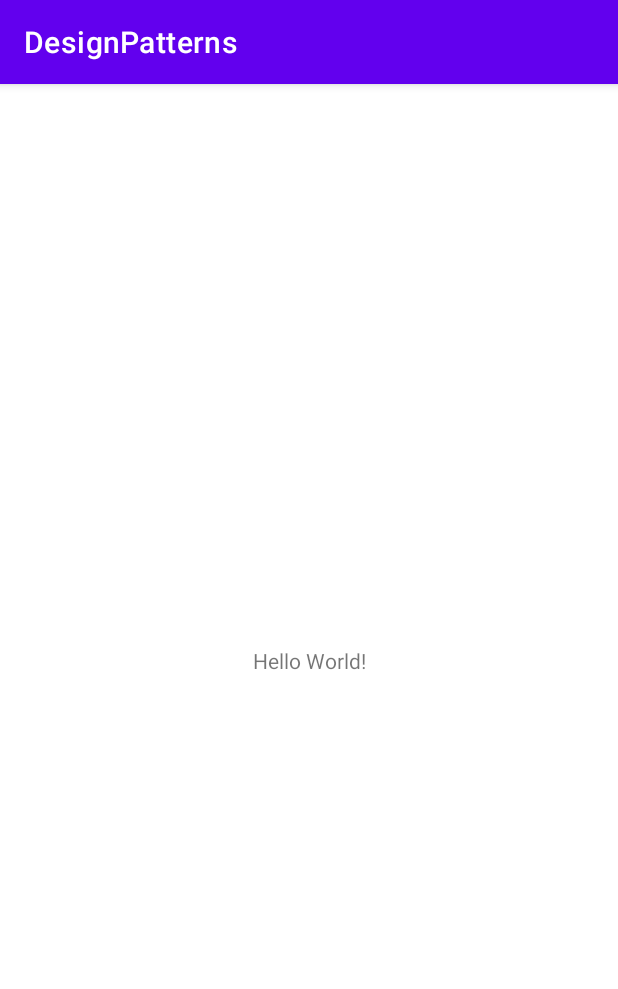
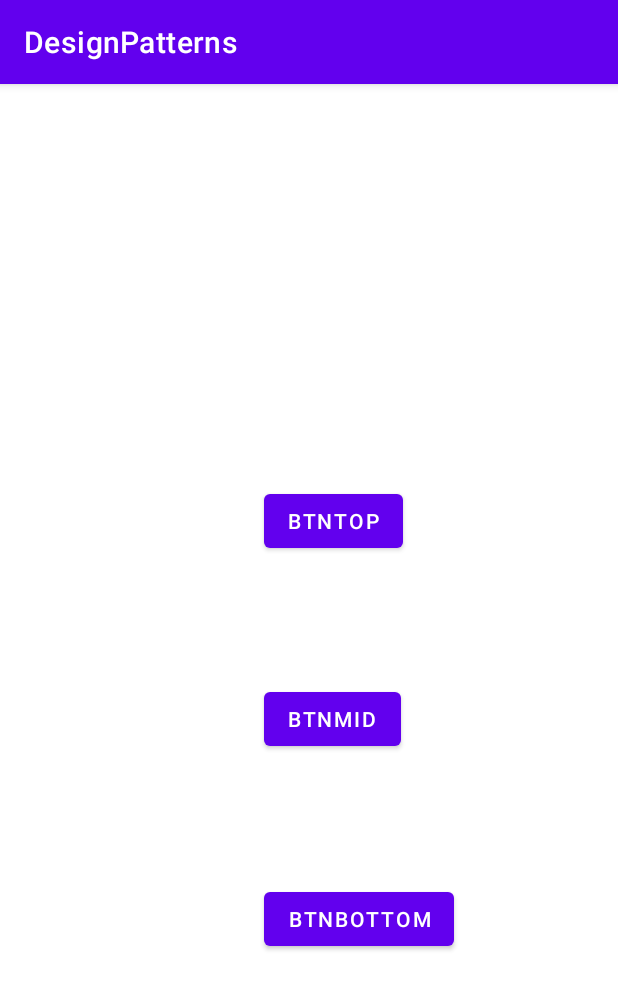
Before and after one commit to yhm2046/DesignPatterns, an Android app: the screen it shows after launch (MainActivity before the commit, SingletonActivity after it), on a phone screen of 412 x 824 dp. Shown: the top 989 px of the screen. Run offline under Robolectric (Android 15) with nearby library versions, the phone set to English and light mode, and no system bars.

Commit message:
add singlaton example

```diff
--- a/app/build.gradle
+++ b/app/build.gradle
@@ -25,6 +25,9 @@ android {
         sourceCompatibility JavaVersion.VERSION_1_8
         targetCompatibility JavaVersion.VERSION_1_8
     }
+    viewBinding {
+        enabled = true
+    }
 }
 
 dependencies {
--- /dev/null
+++ b/app/src/main/java/com/example/designpatterns/singleton/SingletonActivity.java
@@ -0,0 +1,63 @@
+package com.example.designpatterns.singleton;
+
+import androidx.appcompat.app.AppCompatActivity;
+
+import android.annotation.SuppressLint;
+import android.os.Bundle;
+import android.util.Log;
+import android.view.LayoutInflater;
+import android.view.View;
+import android.widget.Button;
+
+import com.example.designpatterns.R;
+import com.example.designpatterns.databinding.ActivityMainBinding;
+
+/**
+ * date:2022.12.2   Friday
+ * description: singleton example
+ */
+public class SingletonActivity extends AppCompatActivity implements View.OnClickListener {
+    private Button toolbox;
+    private final static String TAG = "SingletonActivity:tag";
+    ActivityMainBinding activityMainBinding;
+    @Override
+    protected void onCreate(Bundle savedInstanceState) {
+        super.onCreate(savedInstanceState);
+        activityMainBinding = ActivityMainBinding.inflate(LayoutInflater.from(this));
+        setContentView(activityMainBinding.getRoot());
+        activityMainBinding.buttonTop.setOnClickListener(this);
+        activityMainBinding.buttonMid.setOnClickListener(this);
+        activityMainBinding.buttonBottom.setOnClickListener(this);
+    }
+
+    @SuppressLint("NonConstantResourceId")
+    @Override
+    public void onClick(View view) {
+        switch (view.getId()){
+            case R.id.button_top:
+                Log.i(TAG,"build 111111111111");
+                openToolbox();
+                break;
+            case R.id.button_mid:
+                Log.i(TAG,"22222222222");
+                openToolbox();
+                break;
+            case R.id.button_bottom:
+                Log.i(TAG,"build 3333333333");
+                openToolbox();
+                break;
+            default:
+                throw new IllegalStateException("Unexpected value: " + view.getId());
+        }
+    }
+
+    @SuppressLint("SetTextI18n")
+    private void openToolbox(){
+        Log.i(TAG,"iiiiiiiiiiiii");
+        if (null == toolbox ){
+            toolbox = new Button(this);
+            toolbox.setText("toolBox");
+            Log.i(TAG,"build toolbox");
+        }
+    }
+}
--- a/app/src/main/res/layout/activity_main.xml
+++ b/app/src/main/res/layout/activity_main.xml
@@ -6,13 +6,55 @@
     android:layout_height="match_parent"
     tools:context=".MainActivity">
 
-    <TextView
+
+    <Button
+        android:id="@+id/button_bottom"
         android:layout_width="wrap_content"
         android:layout_height="wrap_content"
-        android:text="Hello World!"
+        android:layout_marginBottom="187dp"
+        android:text="@string/btnbottom"
         app:layout_constraintBottom_toBottomOf="parent"
-        app:layout_constraintLeft_toLeftOf="parent"
-        app:layout_constraintRight_toRightOf="parent"
-        app:layout_constraintTop_toTopOf="parent" />
+        app:layout_constraintStart_toStartOf="@+id/button_mid" />
 
+    <Button
+        android:id="@+id/button_mid"
+        android:layout_width="wrap_content"
+        android:layout_height="wrap_content"
+        android:layout_marginBottom="85dp"
+        android:text="@string/btnmid"
+        app:layout_constraintBottom_toTopOf="@+id/button_bottom"
+        app:layout_constraintStart_toStartOf="@+id/button_top" />
+
+
+    <Button
+        android:id="@+id/button_top"
+        android:layout_width="wrap_content"
+        android:layout_height="wrap_content"
+        android:layout_marginEnd="143dp"
+        android:layout_marginBottom="84dp"
+        android:text="@string/btntop"
+        app:layout_constraintBottom_toTopOf="@+id/button_mid"
+        app:layout_constraintEnd_toEndOf="parent" />
+
+    <androidx.constraintlayout.widget.Guideline
+        android:id="@+id/guideline2"
+        android:layout_width="wrap_content"
+        android:layout_height="wrap_content"
+        android:orientation="vertical"
+        app:layout_constraintGuide_begin="20dp" />
+
+    <androidx.constraintlayout.widget.Guideline
+        android:id="@+id/guideline3"
+        android:layout_width="wrap_content"
+        android:layout_height="wrap_content"
+        android:orientation="vertical"
+        app:layout_constraintGuide_begin="20dp" />
+
+    <androidx.constraintlayout.widget.Barrier
+        android:id="@+id/barrier2"
+        android:layout_width="wrap_content"
+        android:layout_height="wrap_content"
+        app:barrierDirection="left"
+        app:constraint_referenced_ids="button_bottom,button_mid,button_top"
+        tools:layout_editor_absoluteX="174dp" />
 </androidx.constraintlayout.widget.ConstraintLayout>
--- a/app/src/main/res/values/strings.xml
+++ b/app/src/main/res/values/strings.xml
@@ -1,3 +1,6 @@
 <resources>
     <string name="app_name">DesignPatterns</string>
+    <string name="btnbottom">btnBottom</string>
+    <string name="btnmid">btnMid</string>
+    <string name="btntop">btnTop</string>
 </resources>
```
Also changed, not shown: app/src/main/AndroidManifest.xml (+9 -1 lines).
